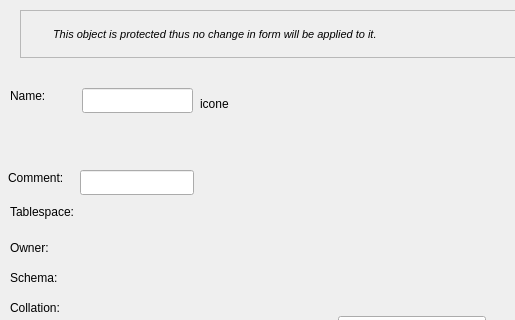
Above: libpgmodeler_ui/ui/baseobjectwidget.ui from pgmodeler/pgmodeler before the change; both pictures show x 0 to 515 and y 0 to 320 of the 634 by 588 pixel window. Below: the same form after it.
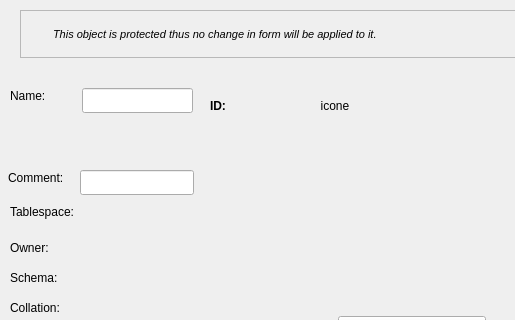
That is the form after the change. Icons and pictures are not drawn.

```diff
--- a/libpgmodeler_ui/ui/baseobjectwidget.ui
+++ b/libpgmodeler_ui/ui/baseobjectwidget.ui
@@ -75,43 +75,6 @@
     <string/>
    </property>
   </widget>
-  <widget class="QLabel" name="obj_icon_lbl">
-   <property name="geometry">
-    <rect>
-     <x>200</x>
-     <y>88</y>
-     <width>32</width>
-     <height>32</height>
-    </rect>
-   </property>
-   <property name="minimumSize">
-    <size>
-     <width>32</width>
-     <height>32</height>
-    </size>
-   </property>
-   <property name="maximumSize">
-    <size>
-     <width>32</width>
-     <height>32</height>
-    </size>
-   </property>
-   <property name="frameShape">
-    <enum>QFrame::NoFrame</enum>
-   </property>
-   <property name="frameShadow">
-    <enum>QFrame::Plain</enum>
-   </property>
-   <property name="text">
-    <string>icone</string>
-   </property>
-   <property name="scaledContents">
-    <bool>false</bool>
-   </property>
-   <property name="alignment">
-    <set>Qt::AlignLeading|Qt::AlignLeft|Qt::AlignVCenter</set>
-   </property>
-  </widget>
   <widget class="QLabel" name="comment_lbl">
    <property name="geometry">
     <rect>
@@ -452,6 +415,92 @@
     <string>Owner:</string>
    </property>
   </widget>
+  <widget class="QWidget" name="id_ico_wgt" native="true">
+   <property name="geometry">
+    <rect>
+     <x>210</x>
+     <y>90</y>
+     <width>141</width>
+     <height>31</height>
+    </rect>
+   </property>
+   <layout class="QHBoxLayout" name="horizontalLayout">
+    <property name="spacing">
+     <number>6</number>
+    </property>
+    <property name="leftMargin">
+     <number>0</number>
+    </property>
+    <property name="topMargin">
+     <number>0</number>
+    </property>
+    <property name="rightMargin">
+     <number>0</number>
+    </property>
+    <property name="bottomMargin">
+     <number>0</number>
+    </property>
+    <item>
+     <widget class="QLabel" name="obj_id_lbl">
+      <property name="sizePolicy">
+       <sizepolicy hsizetype="Preferred" vsizetype="Preferred">
+        <horstretch>0</horstretch>
+        <verstretch>0</verstretch>
+       </sizepolicy>
+      </property>
+      <property name="font">
+       <font>
+        <weight>75</weight>
+        <bold>true</bold>
+       </font>
+      </property>
+      <property name="toolTip">
+       <string/>
+      </property>
+      <property name="text">
+       <string>ID:</string>
+      </property>
+     </widget>
+    </item>
+    <item>
+     <widget class="QLabel" name="obj_icon_lbl">
+      <property name="sizePolicy">
+       <sizepolicy hsizetype="Fixed" vsizetype="Preferred">
+        <horstretch>0</horstretch>
+        <verstretch>0</verstretch>
+       </sizepolicy>
+      </property>
+      <property name="minimumSize">
+       <size>
+        <width>32</width>
+        <height>32</height>
+       </size>
+      </property>
+      <property name="maximumSize">
+       <size>
+        <width>32</width>
+        <height>32</height>
+       </size>
+      </property>
+      <property name="frameShape">
+       <enum>QFrame::NoFrame</enum>
+      </property>
+      <property name="frameShadow">
+       <enum>QFrame::Plain</enum>
+      </property>
+      <property name="text">
+       <string>icone</string>
+      </property>
+      <property name="scaledContents">
+       <bool>false</bool>
+      </property>
+      <property name="alignment">
+       <set>Qt::AlignCenter</set>
+      </property>
+     </widget>
+    </item>
+   </layout>
+  </widget>
  </widget>
  <tabstops>
   <tabstop>name_edt</tabstop>
```
